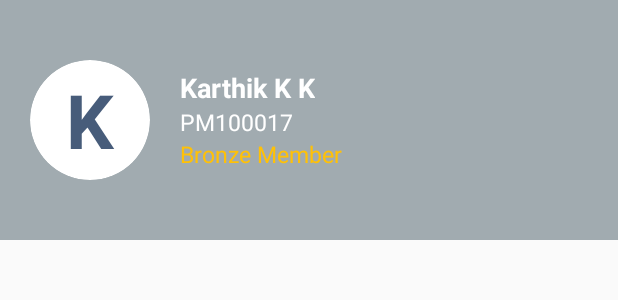
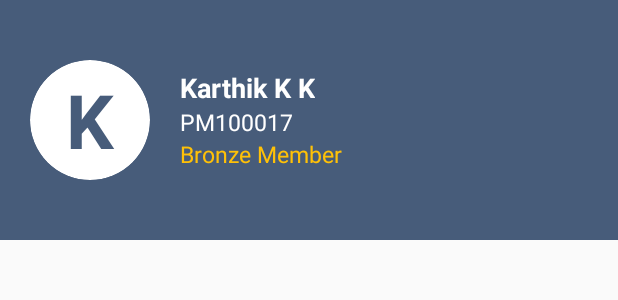
Before and after one commit to essensolcochin/PublicMart_12_dec_19, an Android app: the layout header.xml on its own in the app's theme, with its tools: preview values and no code run, on a phone screen of 412 x 824 dp. Shown: the top 300 px of the screen. Run offline under Robolectric (Android 15) with nearby library versions, the phone set to English and light mode, and no system bars; network calls fail; Roboto replaces fonts that are not available here.

Commit message:
29-3-2018 Drawabale Changed

```diff
--- a/app/src/main/res/layout/activity_base.xml
+++ b/app/src/main/res/layout/activity_base.xml
@@ -48,6 +48,7 @@
                     android:textSize="18dp"
                     android:textColor="@color/col10"
                     />
+
                 <!--<ImageView-->
                     <!--android:layout_toLeftOf="@+id/cart1"-->
                     <!--android:layout_toStartOf="@+id/cart1"-->
@@ -111,11 +112,12 @@
 
 
     <android.support.design.widget.NavigationView
-        android:background="#73344955"
+        android:background="@android:color/white"
         android:layout_width="wrap_content"
         android:layout_height="match_parent"
-        app:itemTextColor="@android:color/white"
+        app:itemTextColor="@android:color/black"
         app:menu="@menu/drawermenu"
+        app:itemBackground="@drawable/strokedraw"
         android:id="@+id/navigation_view"
         android:layout_gravity="start"
         app:headerLayout="@layout/header">
--- a/app/src/main/res/layout/header.xml
+++ b/app/src/main/res/layout/header.xml
@@ -3,7 +3,7 @@
     android:layout_width="match_parent"
     android:layout_height="160dp"
     xmlns:app="http://schemas.android.com/apk/res-auto"
-    android:background="#73344955">
+    android:background="@color/col5">
 
 
     <android.support.v7.widget.CardView
```
Also changed, not shown: app/src/main/res/menu/drawermenu.xml (+9 -2 lines).
